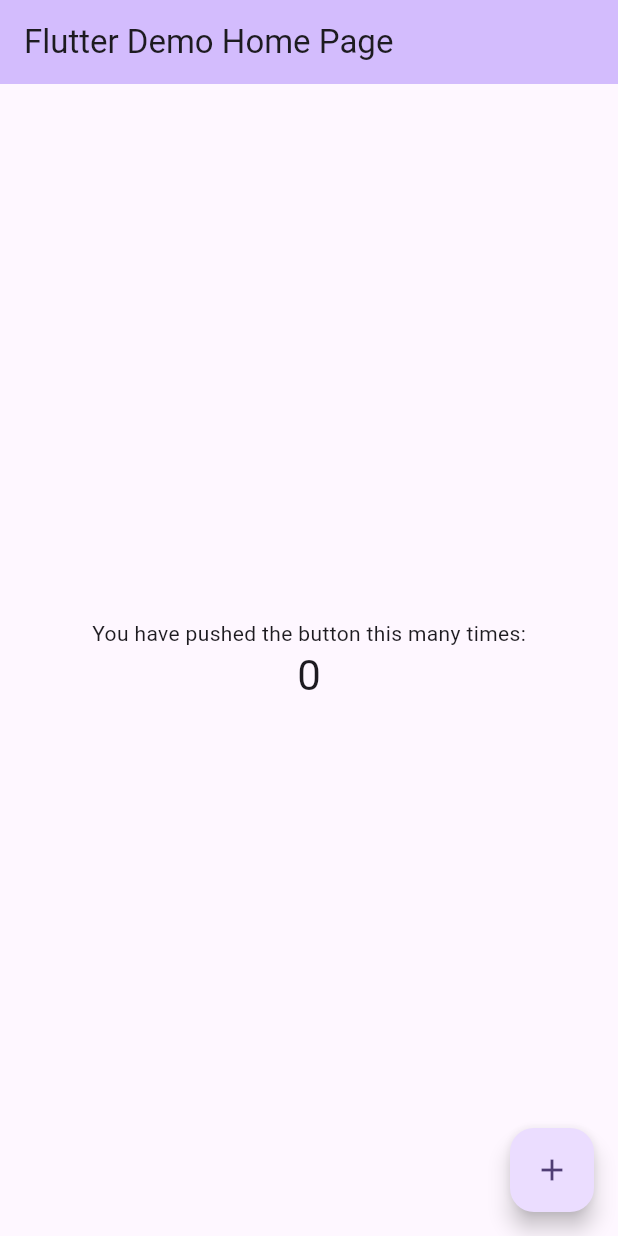
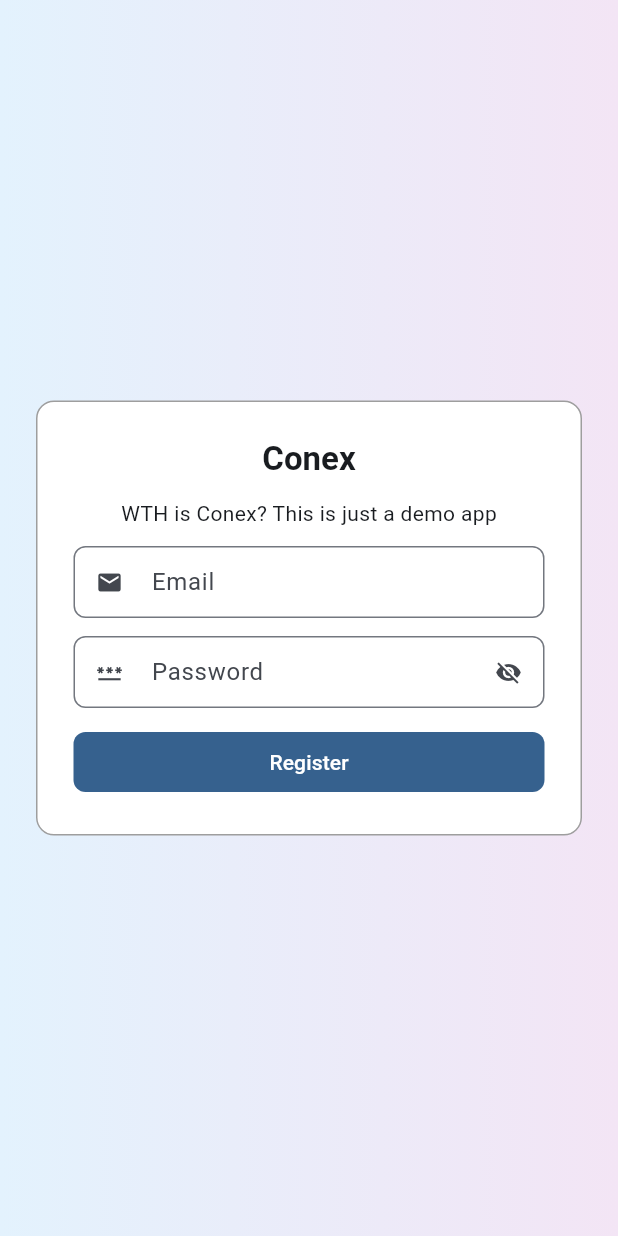
Before and after one commit to Delthoid/conex_flutter_mvvm, a Flutter app: the screen it shows after launch, on a phone screen of 412 x 824 dp. Run offline on Flutter 3.47's test engine with Material 3 defaults, Android fonts, the phone set to English and light mode, and no system bars; our stand-ins replace flutter_dotenv, flutter_riverpod, go_router, supabase_flutter; accounts and stored records are empty.

Commit message:
Setup Auth (WIP Implementation)

```diff
--- /dev/null
+++ b/devtools_options.yaml
@@ -0,0 +1,3 @@
+description: This file stores settings for Dart & Flutter DevTools.
+documentation: https://docs.flutter.dev/tools/devtools/extensions#configure-extension-enablement-states
+extensions:
--- a/lib/main.dart
+++ b/lib/main.dart
@@ -1,6 +1,18 @@
+import 'package:conex_flutter_mvvm/router.dart';
 import 'package:flutter/material.dart';
+import 'package:flutter_dotenv/flutter_dotenv.dart';
+import 'package:flutter_riverpod/flutter_riverpod.dart';
+import 'package:supabase_flutter/supabase_flutter.dart';
 
-void main() {
+void main() async {
+  WidgetsFlutterBinding.ensureInitialized();
+
+  //Load env
+  await dotenv.load(fileName: '.env');
+  await Supabase.initialize(
+    url: dotenv.env['SUPABASE_URL'] ?? '',
+    anonKey: dotenv.env['SUPABASE_ANON_KEY'] ?? '',
+  );
   runApp(const MyApp());
 }
 
@@ -9,60 +21,28 @@ class MyApp extends StatelessWidget {
 
   @override
   Widget build(BuildContext context) {
-    return MaterialApp(
-      title: 'Flutter Demo',
-      theme: ThemeData(
-        colorScheme: ColorScheme.fromSeed(seedColor: Colors.deepPurple),
-        useMaterial3: true,
-      ),
-      home: const MyHomePage(title: 'Flutter Demo Home Page'),
-    );
-  }
-}
-
-class MyHomePage extends StatefulWidget {
-  const MyHomePage({super.key, required this.title});
-
-  final String title;
-
-  @override
-  State<MyHomePage> createState() => _MyHomePageState();
-}
-
-class _MyHomePageState extends State<MyHomePage> {
-  int _counter = 0;
-
-  void _incrementCounter() {
-    setState(() {
-      _counter++;
-    });
-  }
-
-  @override
-  Widget build(BuildContext context) {
-    return Scaffold(
-      appBar: AppBar(
-        backgroundColor: Theme.of(context).colorScheme.inversePrimary,
-        title: Text(widget.title),
-      ),
-      body: Center(
-        child: Column(
-          mainAxisAlignment: MainAxisAlignment.center,
-          children: <Widget>[
-            const Text(
-              'You have pushed the button this many times:',
+    return ProviderScope(
+      child: MaterialApp.router(
+        title: 'Flutter Demo',
+        debugShowCheckedModeBanner: false,
+        theme: ThemeData(
+          colorScheme: ColorScheme.fromSeed(seedColor: Colors.blue),
+          useMaterial3: true,
+          inputDecorationTheme: InputDecorationTheme(
+            border: OutlineInputBorder(
+              borderRadius: BorderRadius.circular(8),
             ),
-            Text(
-              '$_counter',
-              style: Theme.of(context).textTheme.headlineMedium,
-            ),
-          ],
+            isDense: true,
+          ),
+          filledButtonTheme: FilledButtonThemeData(
+            style: ButtonStyle(
+              shape: WidgetStatePropertyAll(
+                RoundedRectangleBorder(borderRadius: BorderRadius.circular(8))
+              )
+            )
+          )
         ),
-      ),
-      floatingActionButton: FloatingActionButton(
-        onPressed: _incrementCounter,
-        tooltip: 'Increment',
-        child: const Icon(Icons.add),
+        routerConfig: router,
       ),
     );
   }
--- /dev/null
+++ b/lib/models/models.dart
@@ -0,0 +1,2 @@
+export 'post.dart';
+export 'user.dart';
--- a/lib/models/user.dart
+++ b/lib/models/user.dart
@@ -20,6 +20,8 @@ class User {
     DateTime? createdAt
   }) : createdAt = createdAt ?? DateTime.now();
 
+  factory User.empty() => User(userId: '', userName: '', firstName: '', avatarUrl: '');
+
   factory User.fromJson(Map<String, dynamic> json) => _$UserFromJson(json);
 
   Map<String, dynamic> toJson() => _$UserToJson(this);
--- /dev/null
+++ b/lib/repositories/auth_repository.dart
@@ -0,0 +1,30 @@
+import 'package:conex_flutter_mvvm/services/auth_service.dart';
+import 'package:supabase_flutter/supabase_flutter.dart';
+
+class AuthRepository {
+  final AuthService _authService = AuthService();
+
+  AuthRepository();
+
+  Future<AuthResponse> signIn({
+    required String email,
+    required String password,
+  }) async {
+    try {
+      return await _authService.signIn(email: email, password: password);
+    } catch (error) {
+      rethrow;
+    }
+  }
+
+  Future<AuthResponse> signUp({
+    required String email,
+    required String password,
+  }) async {
+    try {
+      return await _authService.signIn(email: email, password: password);
+    } catch (e) {
+      rethrow;
+    }
+  }
+}
--- /dev/null
+++ b/lib/router.dart
@@ -0,0 +1,8 @@
+import 'package:conex_flutter_mvvm/views/auth/page.dart';
+import 'package:go_router/go_router.dart';
+
+final router = GoRouter(
+  routes: [
+    GoRoute(path: '/', builder: (context, state) => AuthPage()),
+  ],
+);
--- /dev/null
+++ b/lib/services/auth_service.dart
@@ -0,0 +1,25 @@
+import 'package:conex_flutter_mvvm/services/client.dart';
+import 'package:supabase_flutter/supabase_flutter.dart';
+
+class AuthService {
+  //Register User
+  Future<AuthResponse> signUp({
+    required String email,
+    required String password,
+  }) async {
+    return await supabase.auth.signUp(
+      email: email,
+      password: password,
+    );
+  }
+
+  Future<AuthResponse> signIn({
+    required String email,
+    required String password,
+  }) async {
+    return await supabase.auth.signInWithPassword(
+      email: email,
+      password: password,
+    );
+  }
+}
--- /dev/null
+++ b/lib/services/client.dart
@@ -0,0 +1,3 @@
+import 'package:supabase_flutter/supabase_flutter.dart';
+
+final supabase = Supabase.instance.client;
--- /dev/null
+++ b/lib/utils/responsive.dart
@@ -0,0 +1 @@
+// double getMaxWidth90
--- /dev/null
+++ b/lib/viewmodels/auth/auth_provider.dart
@@ -0,0 +1,14 @@
+import 'package:conex_flutter_mvvm/viewmodels/auth/auth_view_model.dart';
+import 'package:flutter_riverpod/flutter_riverpod.dart';
+
+final authViewModelStateNotifierProvider = StateNotifierProvider<AuthViewModelStateNotifier, AuthViewModel>(
+  (ref) => AuthViewModelStateNotifier(AuthViewModel()),
+);
+
+class AuthViewModelStateNotifier extends StateNotifier<AuthViewModel> {
+  AuthViewModelStateNotifier(super.state);
+
+  void togglePassword(bool visibility) {
+    state = state.copyWith(hidePassword: visibility);
+  }
+}
--- /dev/null
+++ b/lib/views/auth/page.dart
@@ -0,0 +1,115 @@
+import 'package:conex_flutter_mvvm/utils/dialogs.dart';
+import 'package:conex_flutter_mvvm/viewmodels/auth/auth_provider.dart';
+import 'package:flutter/material.dart';
+import 'package:flutter_riverpod/flutter_riverpod.dart';
+
+class AuthPage extends ConsumerStatefulWidget {
+  const AuthPage({super.key});
+
+  @override
+  ConsumerState<ConsumerStatefulWidget> createState() => _AuthPageState();
+}
+
+class _AuthPageState extends ConsumerState<AuthPage> {
+
+  final formKey = GlobalKey<FormState>();
+
+  final email = TextEditingController();
+  final password = TextEditingController();
+
+  @override
+  Widget build(BuildContext context) {
+    final theme = Theme.of(context);
+
+    return Stack(
+      children: [
+        Container(
+          width: double.infinity,
+          height: double.infinity,
+          decoration: BoxDecoration(
+              gradient: LinearGradient(
+            colors: [Colors.blue[50]!, Colors.purple[50]!],
+          )
+          ),
+        ),
+        Scaffold(
+          backgroundColor: Colors.transparent,
+          body: Center(
+            child: Padding(
+              padding: const EdgeInsets.all(24.0),
+              child: Container(
+                decoration: BoxDecoration(
+                  color: Colors.white,
+                  borderRadius: BorderRadius.all(Radius.circular(12)),
+                  border: Border.all(color: Colors.grey),
+                ),
+                padding: const EdgeInsets.all(24),
+                child: Form(
+                  key: formKey,
+                  child: Column(
+                    spacing: 12,
+                    mainAxisSize: MainAxisSize.min,
+                    children: [
+                      Text(
+                        'Conex',
+                        style: theme.textTheme.titleLarge?.copyWith(
+                          fontWeight: FontWeight.bold
+                        ),
+                      ),
+                      Text("WTH is Conex? This is just a demo app"),
+
+                      TextFormField(
+                        controller: email,
+                        decoration: InputDecoration(
+                          prefixIcon: Icon(Icons.email),
+                          label: Text('Email')
+                        ),
+                      ),
+                      Consumer(
+                        builder: (context, state, _) {
+                          final viewModel = ref.watch(authViewModelStateNotifierProvider);
+                          return TextFormField(
+                            controller: password,
+                            obscureText: viewModel.hidePassword,
+                            decoration: InputDecoration(
+                              prefixIcon: Icon(Icons.password),
+                              label: Text('Password'),
+                              suffixIcon: IconButton(
+                                onPressed: () {
+                                  ref.read(authViewModelStateNotifierProvider.notifier).togglePassword(!viewModel.hidePassword);
+                                },
+                                icon: Icon(viewModel.hidePassword ? Icons.visibility : Icons.visibility_off),
+                              ),
+                            ),
+                            autovalidateMode: AutovalidateMode.onUserInteraction,
+                            validator: (val) => val == null || val.isEmpty ? 'Password is required' : val.length < 6 ? 'Password must be at least 6 characters' : null,
+                          );
+                        }
+                      ),
+
+                      SizedBox(
+                        width: double.infinity,
+                        child: FilledButton(
+                          onPressed: () async {
+                            if (formKey.currentState?.validate() ?? false) {
+                              showLoadingDialog(
+                                context,
+                                barrierDismissible: false,
+                                content: Text('Signing Up')
+                              );
+                            }
+                          },
+                          child: Text('Register'),
+                        ),
+                      ),
+                    ],
+                  ),
+                ),
+              ),
+            ),
+          ),
+        ),
+      ],
+    );
+  }
+}
```
Also changed, not shown: lib/repositories/user_repository.dart (added, +18 -0 lines), lib/services/user_service.dart (added, +18 -0 lines), lib/utils/dialogs.dart (added, +19 -0 lines), lib/viewmodels/auth/auth_view_model.dart (added, +42 -0 lines), pubspec.yaml (+8 -0 lines), pubspec.lock, 6 other files.
